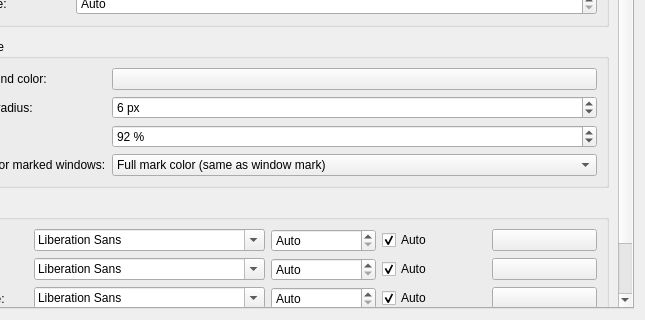
The window that activewindowoutline_config.ui (gmalinowski/LeapK) describes before a commit, drawn with Qt 5; both pictures show x 124 to 769 and y 771 to 1091 of the 769 by 1091 pixel window.
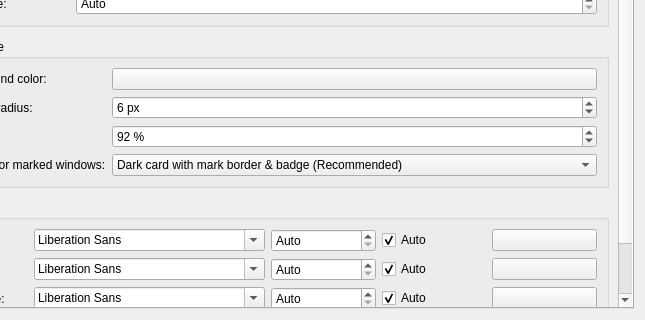
The same window after the commit. The open tabs and pages were chosen to show the change. Icons and pictures are not drawn. Custom widgets are drawn as their Qt base class.

Commit message: fix(hud): style marked cards with dark background, crisp mark border and undimmed letter badge

What changed in the file:
```diff
--- a/activewindowoutline_config.ui
+++ b/activewindowoutline_config.ui
@@ -2454,7 +2454,12 @@
                 </property>
                 <item>
                  <property name="text">
-                  <string>Full mark color (same as window mark)</string>
+                  <string>Dark card with mark border &amp; badge (Recommended)</string>
+                 </property>
+                </item>
+                <item>
+                 <property name="text">
+                  <string>Full mark color</string>
                  </property>
                 </item>
                 <item>
```
Left out of the diff: 5 changed lines with no effect on the pictures. The commit also changes 3 other files.
